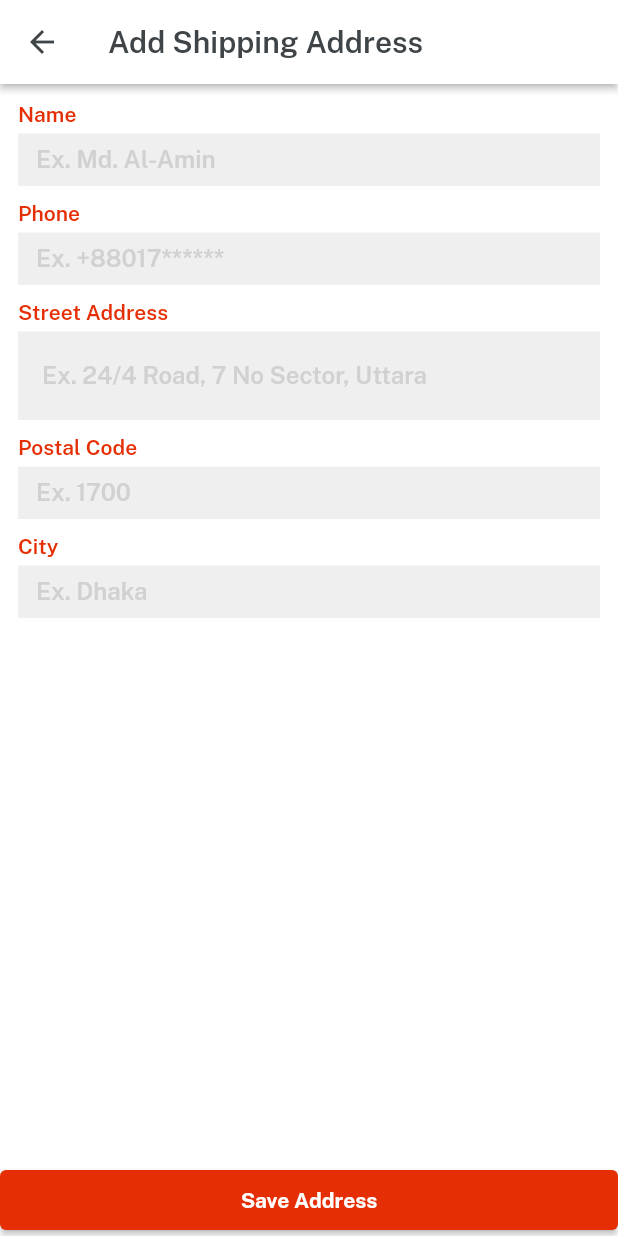
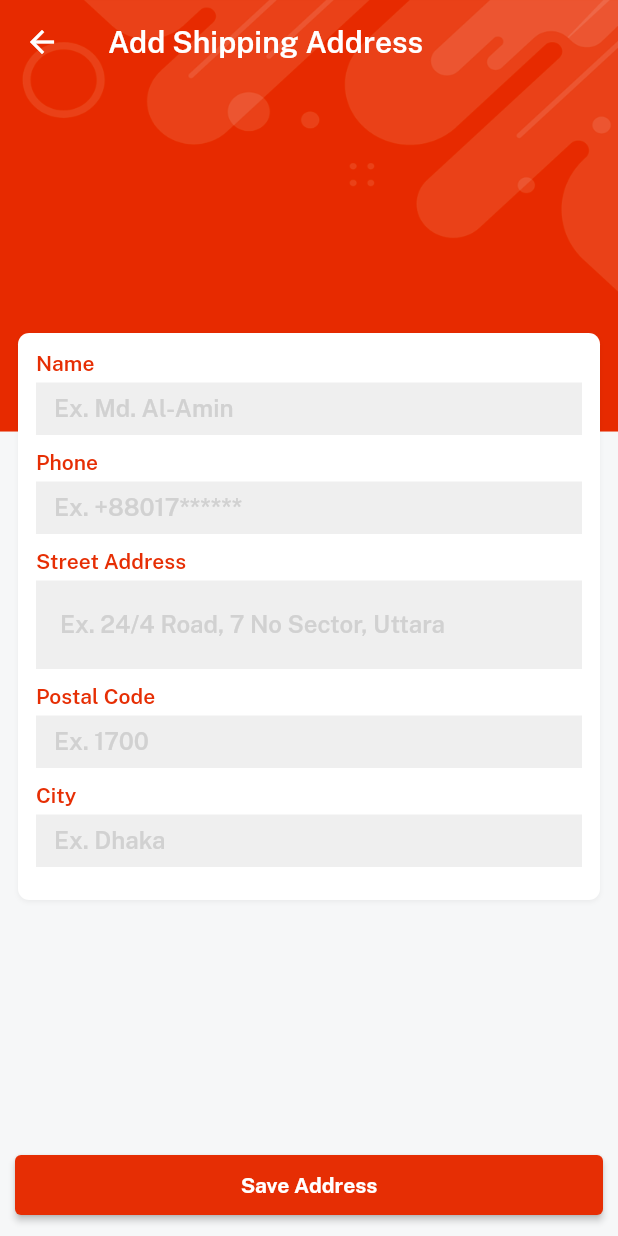
Before and after one commit to CPAD-Gazipur/flutter-e-mart, a Flutter app: the CreateShippingDetailsScreen screen opened directly, on a phone screen of 412 x 824 dp. Run offline on Flutter 3.47's test engine with Material 2 defaults, Android fonts, the phone set to English and light mode, and no system bars; our stand-ins replace badges, cached_network_image, cloud_firestore, firebase_auth, firebase_core, firebase_storage and 5 more; missing offline and left inert: flutter_rating_native; accounts and stored records are empty; network calls fail.

Commit message:
E-Mart: ADD SHIPPING ADDRESS UI & PAYMENT UI CREATED

```diff
--- a/lib/consts/lists.dart
+++ b/lib/consts/lists.dart
@@ -45,3 +45,6 @@ const productDetailsItemList = [
 
 const profileSectionList = [myOrders, myWishList, myMessages];
 const profileSectionListIcon = [icOrders, icOrder, icMessages];
+
+const paymentMethodImageList = [imgPaypal, imgStripe, imgCod];
+const paymentMethodList = [paypal, stripe, cod];
--- a/lib/consts/strings.dart
+++ b/lib/consts/strings.dart
@@ -82,3 +82,7 @@ const myWishList = 'My WishList';
 
 const profileImage =
     'https://cdn.pixabay.com/photo/2015/10/05/22/37/blank-profile-picture-973460_640.png';
+
+const paypal = 'Paypal';
+const stripe = 'Stripe';
+const cod = 'Cash on Delivery';
--- a/lib/views/cart_screen/create_shipping_details_screen.dart
+++ b/lib/views/cart_screen/create_shipping_details_screen.dart
@@ -10,19 +10,17 @@ class CreateShippingDetailsScreen extends StatelessWidget {
   Widget build(BuildContext context) {
     var controller = Get.find<CartController>();
 
-    return Scaffold(
-      backgroundColor: whiteColor,
+    return backgroundWidget(
+      child: Scaffold(
         appBar: const CustomAppBarWidget(
           title: 'Add Shipping Address',
-        textColor: darkFontGrey,
           fontFamily: semibold,
-        elevation: 2,
-        backgroundColor: whiteColor,
         ),
-      body: SingleChildScrollView(
-        child: Padding(
+        body: Padding(
           padding: const EdgeInsets.all(12.0),
-          child: Column(
+          child: Center(
+            child: ListView(
+              shrinkWrap: true,
               children: [
                 customTextFormFieldWidget(
                   controller: controller.nameController,
@@ -59,15 +57,32 @@ class CreateShippingDetailsScreen extends StatelessWidget {
                   keyboardType: TextInputType.text,
                 ),
               ],
+            )
+                .box
+                .white
+                .outerShadowSm
+                .padding(const EdgeInsets.all(12))
+                .roundedSM
+                .make(),
           ),
         ),
+        bottomNavigationBar: Container(
+          padding: const EdgeInsets.only(
+            left: 10,
+            right: 10,
+            bottom: 10,
           ),
-      bottomNavigationBar: CustomButtonWidget(
+          child: Hero(
+            tag: 'custom_button_float',
+            child: CustomButtonWidget(
               title: 'Save Address',
               titleColor: whiteColor,
               backgroundColor: redColor,
               onPressed: () {},
             ),
+          ),
+        ),
+      ),
     );
   }
 }
--- a/lib/views/views.dart
+++ b/lib/views/views.dart
@@ -5,6 +5,8 @@ export 'auth_screen/login_screen.dart';
 export 'auth_screen/signup_screen.dart';
 export 'cart_screen/cart_screen.dart';
 export 'cart_screen/create_shipping_details_screen.dart';
+export 'cart_screen/payment_screen.dart';
+export 'cart_screen/shipping_details_screen.dart';
 export 'category_screen/category_details_screen.dart';
 export 'category_screen/category_screen.dart';
 export 'chat_screen/chat_screen.dart';
--- a/lib/widgets/custom_appbar_widget.dart
+++ b/lib/widgets/custom_appbar_widget.dart
@@ -23,6 +23,7 @@ class CustomAppBarWidget extends StatelessWidget
   Widget build(BuildContext context) {
     return AppBar(
       automaticallyImplyLeading: showBackIcon,
+      iconTheme: IconThemeData(color: textColor),
       title: title.text.fontFamily(fontFamily).color(textColor).make(),
       elevation: elevation,
       centerTitle: false,
```
Also changed, not shown: lib/views/cart_screen/cart_screen.dart (+5 -2 lines), lib/views/cart_screen/payment_screen.dart (added, +35 -0 lines), lib/views/cart_screen/shipping_details_screen.dart (added, +49 -0 lines). Lines whose indentation alone changed are shown as unchanged.
